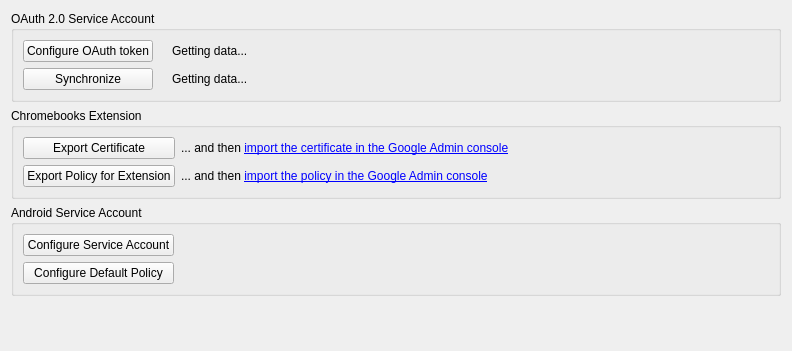
First picture: the form in FWAdminLib/Preferences/ChromebookPreferencesWidget.ui, repository fw-dev/translations, before the edit.
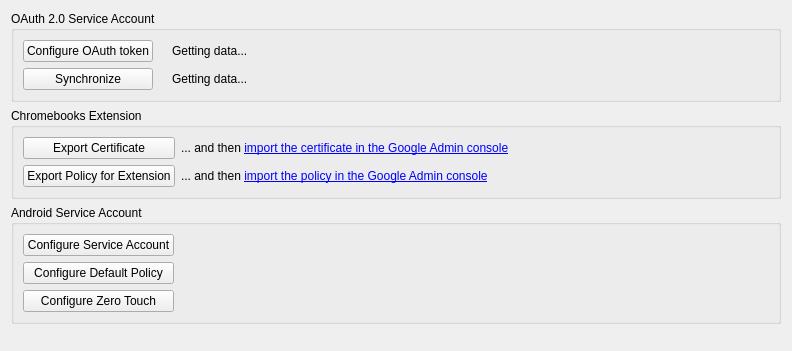
Second picture: the form after the edit. Custom widgets are drawn as their Qt base class.

What changed in the file:
```diff
--- a/FWAdminLib/Preferences/ChromebookPreferencesWidget.ui
+++ b/FWAdminLib/Preferences/ChromebookPreferencesWidget.ui
@@ -155,6 +155,13 @@
         </property>
        </widget>
       </item>
+      <item row="2" column="0">
+       <widget class="QPushButton" name="configureZeroTouchButton">
+        <property name="text">
+         <string>Configure Zero Touch</string>
+        </property>
+       </widget>
+      </item>
       <item row="0" column="1">
        <spacer name="horizontalSpacer">
         <property name="orientation">
```
Left out of the diff: 23 changed lines with no effect on the pictures.
